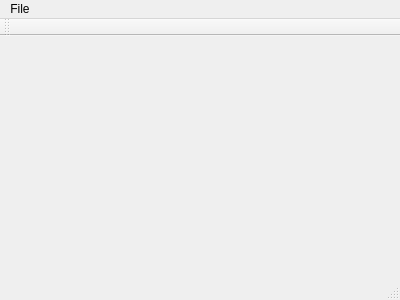
First picture: the form in SelfInterior/mainwindow.ui, repository yujin16/2018MC_Project, before the edit.
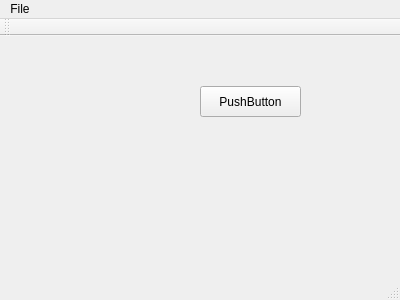
Second picture: the form after the edit.

Patch:
```diff
--- a/SelfInterior/mainwindow.ui
+++ b/SelfInterior/mainwindow.ui
@@ -13,7 +13,21 @@
   <property name="windowTitle">
    <string>MainWindow</string>
   </property>
-  <widget class="QWidget" name="centralWidget"/>
+  <widget class="QWidget" name="centralWidget">
+   <widget class="QPushButton" name="pushButton">
+    <property name="geometry">
+     <rect>
+      <x>200</x>
+      <y>50</y>
+      <width>101</width>
+      <height>31</height>
+     </rect>
+    </property>
+    <property name="text">
+     <string>PushButton</string>
+    </property>
+   </widget>
+  </widget>
   <widget class="QMenuBar" name="menuBar">
    <property name="geometry">
     <rect>
```
Left out of the diff: 6 changed lines with no effect on the pictures.
